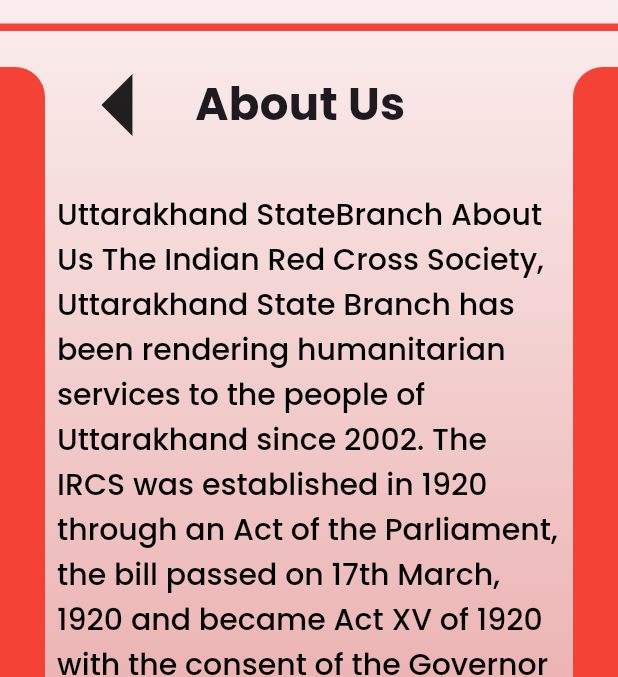
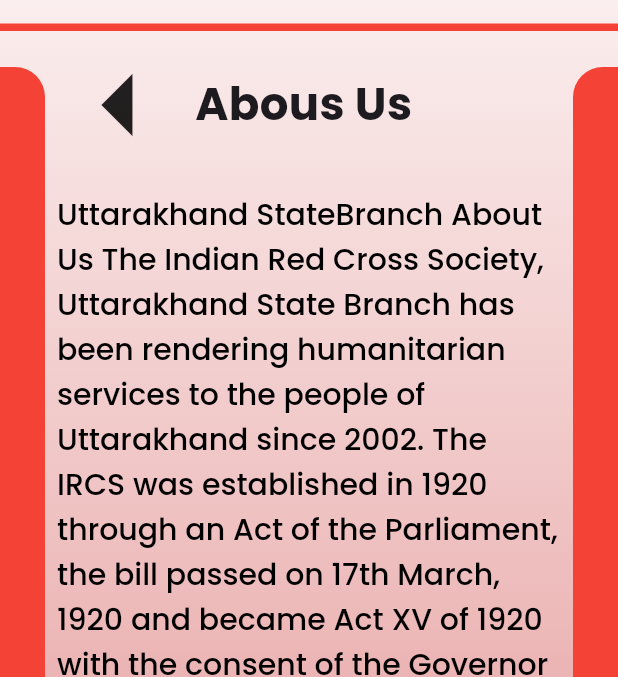
Before and after one commit to JugraajSingh/IRCS_uk_App, a Flutter app: the ScreenOutline screen opened directly, on a phone screen of 412 x 824 dp, the part 203-880 px from its top. Run offline on Flutter 3.47's test engine with Material 2 defaults, Android fonts, the phone set to English and light mode, and no system bars; our stand-ins replace device_preview, google_fonts; missing offline and left inert: flutter_swipe_detector.

Commit message:
Finished outlining entire app

```diff
--- a/ircs_uk/lib/pages/about_us.dart
+++ b/ircs_uk/lib/pages/about_us.dart
@@ -2,6 +2,7 @@ import 'package:flutter/material.dart';
 import 'package:ircs_uk/constants.dart';
 import 'package:ircs_uk/screen_outline.dart';
 import 'package:ircs_uk/utils/text_styles.dart';
+import 'package:ircs_uk/widgets/top_row.dart';
 
 class AboutUs extends StatelessWidget {
   const AboutUs({super.key});
@@ -15,22 +16,7 @@ class AboutUs extends StatelessWidget {
           child: Column(
             crossAxisAlignment: CrossAxisAlignment.start,
             children: [
-              Row(
-                mainAxisAlignment: MainAxisAlignment.spaceEvenly,
-                children: [
-                  GestureDetector(
-                      onTap: () {
-                        Navigator.pop(context);
-                      },
-                      child: const Icon(Icons.arrow_left, size: 100)),
-                  Text(
-                    "About Us",
-                    textAlign: TextAlign.center,
-                    style: w700.size30,
-                  ),
-                  const Spacer()
-                ],
-              ),
+              const TopRow(text: "Abous Us"),
               Padding(
                 padding: const EdgeInsets.all(8.0),
                 child: RichText(
--- a/ircs_uk/lib/routes.dart
+++ b/ircs_uk/lib/routes.dart
@@ -4,6 +4,7 @@ import 'package:ircs_uk/pages/contact_us.dart';
 import 'package:ircs_uk/pages/developers.dart';
 import 'package:ircs_uk/pages/event_list.dart';
 import 'package:ircs_uk/pages/our_team.dart';
+import 'package:ircs_uk/pages/particular_event.dart';
 
 class Routes {
   static MaterialPageRoute get eventListPage => MaterialPageRoute(builder: (context) => const EventList());
@@ -11,4 +12,6 @@ class Routes {
   static MaterialPageRoute get ourTeamPage => MaterialPageRoute(builder: (context) => const OurTeam());
   static MaterialPageRoute get developersPage => MaterialPageRoute(builder: (context) => const Developers());
   static MaterialPageRoute get aboutUsPage => MaterialPageRoute(builder: (context) => const AboutUs());
+
+  static MaterialPageRoute particularEvent(String name) => MaterialPageRoute(builder: (context) => ParticularEvent(eventName: name));
 }
--- /dev/null
+++ b/ircs_uk/lib/widgets/top_row.dart
@@ -0,0 +1,28 @@
+import 'package:flutter/material.dart';
+import 'package:ircs_uk/utils/text_styles.dart';
+
+class TopRow extends StatelessWidget {
+  const TopRow({super.key, required this.text});
+
+  final String text;
+
+  @override
+  Widget build(BuildContext context) {
+    return Row(
+      mainAxisAlignment: MainAxisAlignment.spaceEvenly,
+      children: [
+        GestureDetector(
+            onTap: () {
+              Navigator.pop(context);
+            },
+            child: const Icon(Icons.arrow_left, size: 100)),
+        Text(
+          text,
+          textAlign: TextAlign.center,
+          style: w700.size30,
+        ),
+        const Spacer()
+      ],
+    );
+  }
+}
```
Also changed, not shown: ircs_uk/lib/pages/contact_us.dart (+2 -14 lines), ircs_uk/lib/pages/developers.dart (+2 -21 lines), ircs_uk/lib/pages/event_list.dart (+16 -4 lines), ircs_uk/lib/pages/our_team.dart (+2 -16 lines), ircs_uk/lib/pages/particular_event.dart (added, +34 -0 lines).
